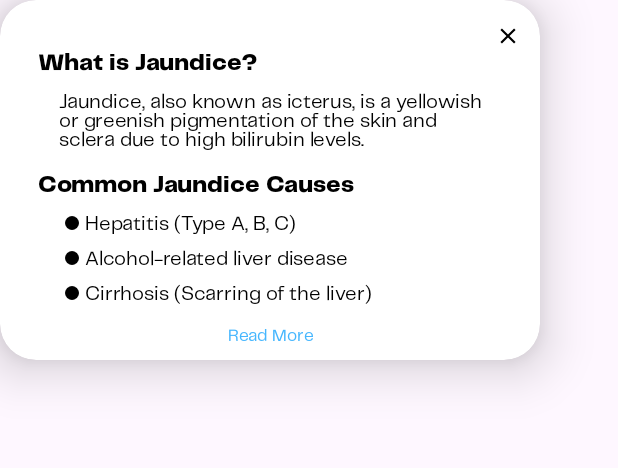
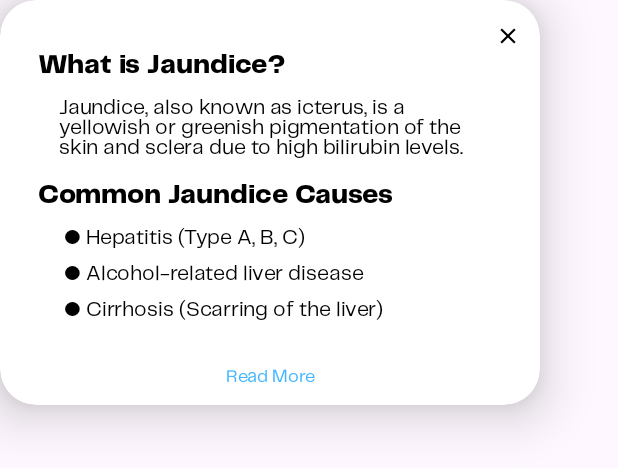
Before and after one commit to choncccc/JaundiceNot-MobApp, an Android app built with Jetpack Compose: the layout dialog_faq.xml on its own in the app's theme, with its tools: preview values and no code run, on a phone screen of 412 x 824 dp. Shown: the top 468 px of the screen. Run offline under Robolectric (Android 15) with nearby library versions, the light colour scheme and no system bars.

Commit message:
Nilakihan yung font tas nagpalit ng contents sa onboaridngscreen2

```diff
--- a/app/src/main/java/com/example/jaundicednot/MainActivity.kt
+++ b/app/src/main/java/com/example/jaundicednot/MainActivity.kt
@@ -284,8 +284,6 @@ class MainActivity : AppCompatActivity() {
         FileOutputStream(file).use { bitmap.compress(Bitmap.CompressFormat.PNG, 100, it) }
 
         val retrofit = Retrofit.Builder()
-            /*.baseUrl("http://192.168.100.7:5000/") IP sa PC
-            .baseUrl("http://192.168.100.176:5000/") IP sa Laptop*/
             .baseUrl("https://flaskapp-jaundicenot-production.up.railway.app/") //IP sa Railway
             .addConverterFactory(GsonConverterFactory.create())
             .build()
--- a/app/src/main/res/layout/dialog_faq.xml
+++ b/app/src/main/res/layout/dialog_faq.xml
@@ -8,7 +8,7 @@
     <androidx.cardview.widget.CardView
         android:id="@+id/cardView"
         android:layout_width="360dp"
-        android:layout_height="240dp"
+        android:layout_height="270dp"
         app:cardCornerRadius="24dp"
         app:cardElevation="20dp"
         tools:ignore="MissingConstraints">
@@ -24,8 +24,8 @@
             android:focusable="true"
             android:textAlignment="center"
             android:textColor="@color/blue"
-            android:textSize="11dp"
-            android:layout_marginBottom="9dp"
+            android:textSize="12dp"
+            android:layout_marginBottom="11dp"
             app:layout_constraintBottom_toBottomOf="@+id/cardView"
             app:layout_constraintEnd_toEndOf="@+id/cardView"
             app:layout_constraintStart_toStartOf="@+id/cardView" />
@@ -33,7 +33,6 @@
         <androidx.constraintlayout.widget.ConstraintLayout
             android:layout_width="match_parent"
             android:layout_height="match_parent">
-
             <ImageButton
                 android:id="@+id/closeIcon"
                 android:layout_width="32dp"
@@ -62,7 +61,7 @@
                 android:fontFamily="@font/telegraf_ub"
                 android:text="What is Jaundice?"
                 android:textColor="@color/black"
-                android:textSize="16dp" />
+                android:textSize="18dp" />
 
             <TextView
                 android:layout_width="wrap_content"
@@ -73,7 +72,7 @@
                 android:paddingTop="5dp"
                 android:text="@string/jaundice_definition"
                 android:textColor="@color/black"
-                android:textSize="13dp" />
+                android:textSize="14dp" />
 
             <TextView
                 android:layout_width="250dp"
@@ -82,7 +81,7 @@
                 android:fontFamily="@font/telegraf_ub"
                 android:text="Common Jaundice Causes"
                 android:textColor="@color/black"
-                android:textSize="16dp" />
+                android:textSize="18dp" />
 
             <TextView
                 android:layout_width="wrap_content"
@@ -93,7 +92,7 @@
                 android:paddingTop="5dp"
                 android:text=" ● Hepatitis (Type A, B, C) "
                 android:textColor="@color/black"
-                android:textSize="13dp" />
+                android:textSize="14dp" />
 
             <TextView
                 android:layout_width="wrap_content"
@@ -104,7 +103,7 @@
                 android:paddingTop="5dp"
                 android:text=" ● Alcohol-related liver disease"
                 android:textColor="@color/black"
-                android:textSize="13dp" />
+                android:textSize="14dp" />
 
             <TextView
                 android:layout_width="wrap_content"
@@ -115,7 +114,7 @@
                 android:paddingTop="5dp"
                 android:text=" ● Cirrhosis (Scarring of the liver)"
                 android:textColor="@color/black"
-                android:textSize="13dp" />
+                android:textSize="14dp" />
         </LinearLayout>
     </androidx.cardview.widget.CardView>
 </androidx.constraintlayout.widget.ConstraintLayout>
--- a/app/src/main/res/values/strings.xml
+++ b/app/src/main/res/values/strings.xml
@@ -10,7 +10,7 @@
         Your AI-powered assistant for Jaundice Detection. Capture or upload an image of your eye, and let AI analyze your sclera for signs of jaundice.
     </string>
     <string name="ob2_1">
-        ✅  Capture a clear image of your eye or upload an existing one.
+        ✅  Capture a clear image of your face or upload an existing one. The eye region will be automatically segmented for analysis.
     </string>
     <string name="ob2_2">
         ✅ Our AI will analyze the sclera for possible jaundice signs.
```
